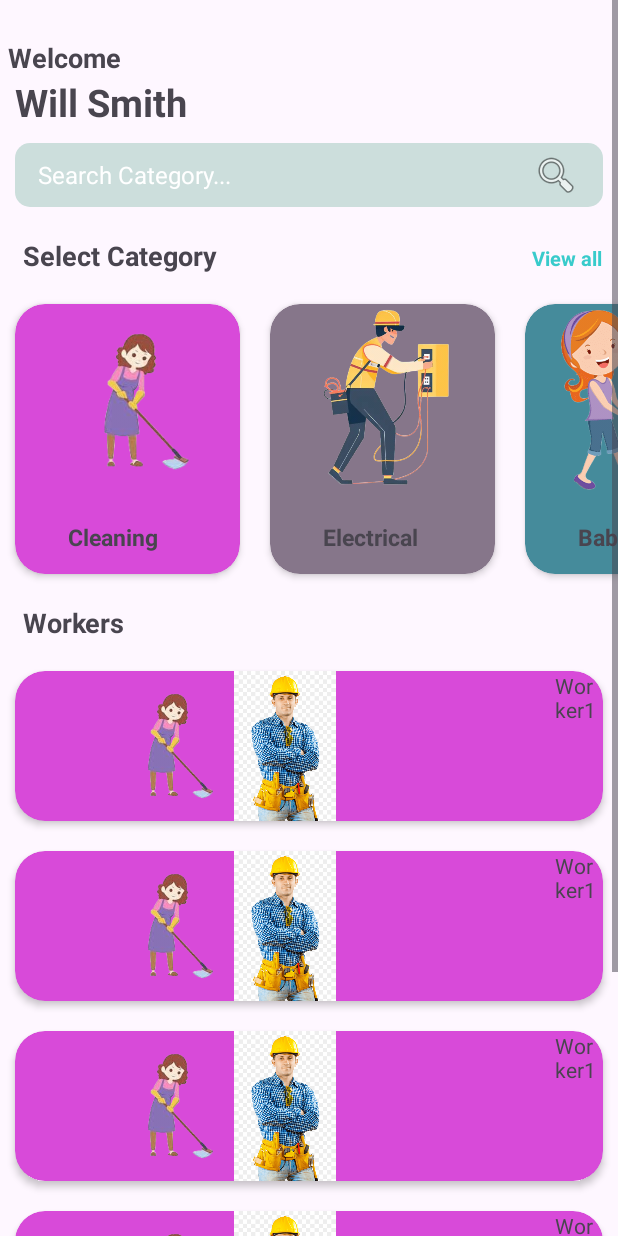
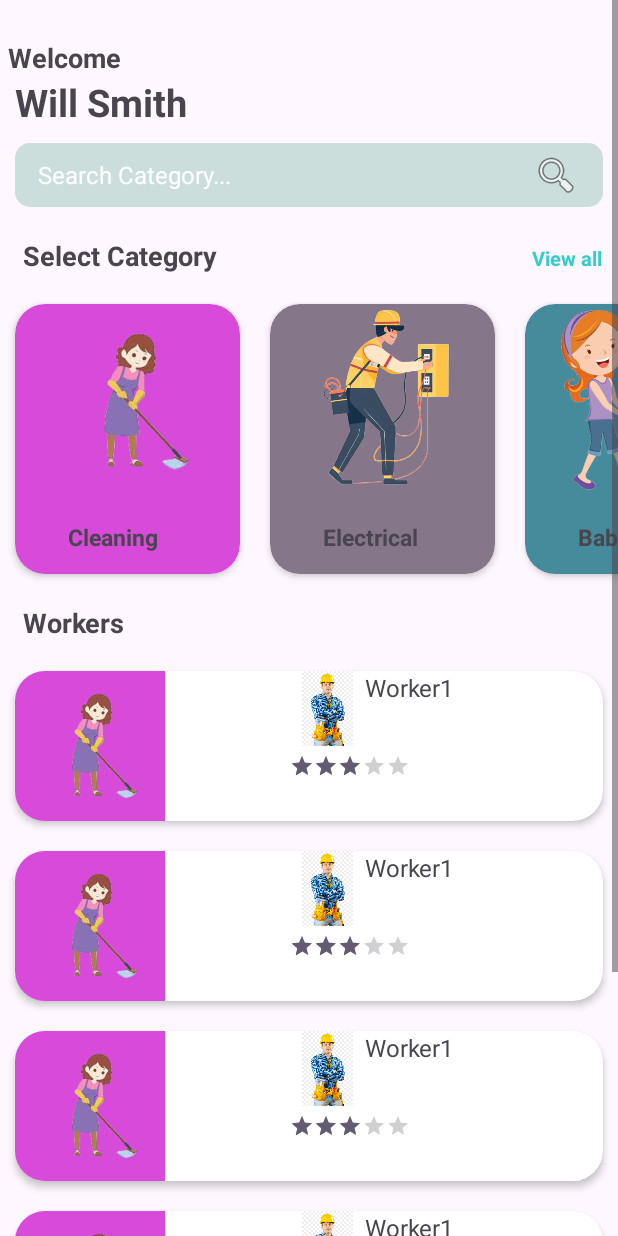
Before and after one commit to DaliaKarem/Baytna, an Android app: the Home screen opened directly, with no data from a screen before it, on a phone screen of 412 x 824 dp. Run offline under Robolectric (Android 15) with nearby library versions, the phone set to English and light mode, and no system bars.

Commit message:
another update in Worker List

```diff
--- a/app/src/main/java/com/example/baytna/Adapter/WorkerAdapter.kt
+++ b/app/src/main/java/com/example/baytna/Adapter/WorkerAdapter.kt
@@ -7,6 +7,7 @@ import android.widget.ImageView
 import android.widget.RatingBar
 import android.widget.TextView
 import androidx.cardview.widget.CardView
+import androidx.core.content.ContextCompat
 import androidx.recyclerview.widget.RecyclerView
 import com.example.baytna.Model.WorkerItemsHome
 import com.example.baytna.R
@@ -39,7 +40,8 @@ class WorkerAdapter(private val WorkerList: List<WorkerItemsHome>):
 
             val category = worker.Cateory
             holder.categoryImg.setImageResource(category.img)
-            holder.cardView.setCardBackgroundColor(category.backgroudColor)
+
+            holder.categoryImg.setBackgroundColor(category.backgroudColor) // This should work if backgroundColor is an Int
         }
 
     }
--- a/app/src/main/res/layout/workerhome_item.xml
+++ b/app/src/main/res/layout/workerhome_item.xml
@@ -14,14 +14,14 @@
 
         <ImageView
             android:id="@+id/CategoryPicWorker"
-            android:layout_width="wrap_content"
+            android:layout_width="100dp"
             android:layout_height="match_parent"
             app:layout_constraintTop_toTopOf="parent"
             app:layout_constraintBottom_toBottomOf="parent"
             app:layout_constraintStart_toStartOf="parent"/>
         <LinearLayout
             android:orientation="vertical"
-            android:layout_width="match_parent"
+            android:layout_width="wrap_content"
             android:layout_height="match_parent"
             app:layout_constraintEnd_toEndOf="parent"
             app:layout_constraintStart_toEndOf="@id/CategoryPicWorker"
@@ -34,11 +34,12 @@
                 >
                 <ImageView
                     android:id="@+id/workerImgId"
-                    android:layout_width="wrap_content"
-                    android:layout_height="wrap_content"
+                    android:layout_width="50dp"
+                    android:layout_height="50dp"
                     />
                 <TextView
                     android:id="@+id/workerName"
+                    android:textSize="16sp"
                     android:layout_width="wrap_content"
                     android:layout_height="wrap_content"
                     />
```
